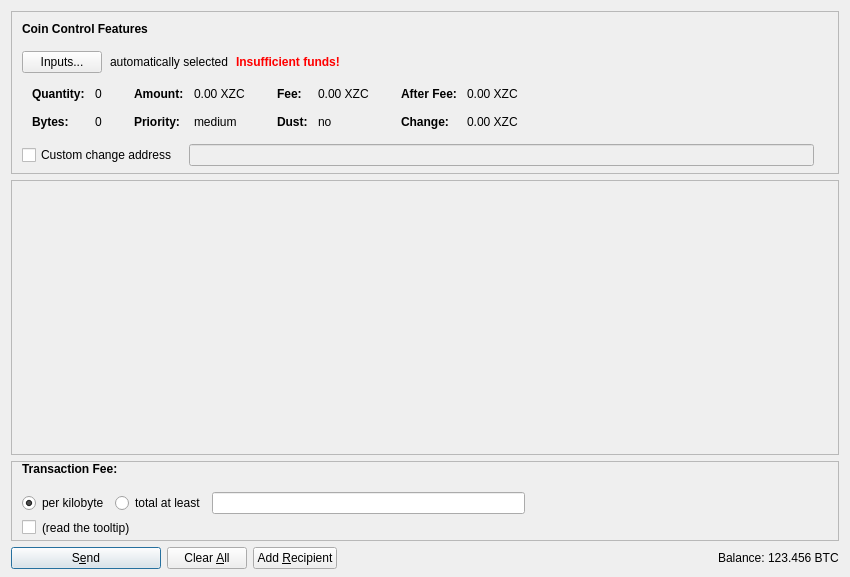
Qt form src/qt/forms/sendcoinsdialog.ui (firoorg/firo) before a commit.
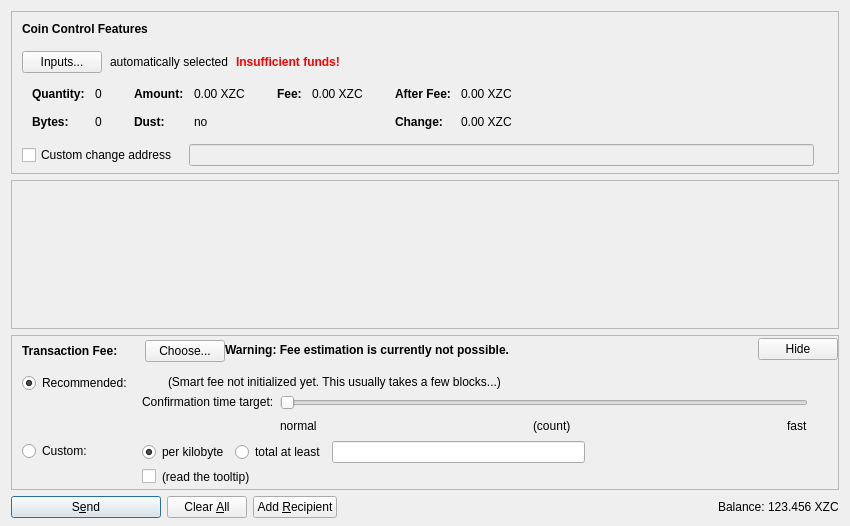
The same form after that commit. Icons and pictures are not drawn. Custom widgets are drawn as their Qt base class.

```diff
--- a/src/qt/forms/sendcoinsdialog.ui
+++ b/src/qt/forms/sendcoinsdialog.ui
@@ -7,7 +7,7 @@
     <x>0</x>
     <y>0</y>
     <width>850</width>
-    <height>577</height>
+    <height>526</height>
    </rect>
   </property>
   <property name="windowTitle">
@@ -332,86 +332,6 @@
                 </widget>
                </item>
                <item row="1" column="0">
-                <widget class="QLabel" name="labelCoinControlPriorityText">
-                 <property name="font">
-                  <font>
-                   <weight>75</weight>
-                   <bold>true</bold>
-                  </font>
-                 </property>
-                 <property name="text">
-                  <string>Priority:</string>
-                 </property>
-                </widget>
-               </item>
-               <item row="1" column="1">
-                <widget class="QLabel" name="labelCoinControlPriority">
-                 <property name="cursor">
-                  <cursorShape>IBeamCursor</cursorShape>
-                 </property>
-                 <property name="contextMenuPolicy">
-                  <enum>Qt::ActionsContextMenu</enum>
-                 </property>
-                 <property name="text">
-                  <string notr="true">medium</string>
-                 </property>
-                 <property name="textInteractionFlags">
-                  <set>Qt::LinksAccessibleByMouse|Qt::TextSelectableByKeyboard|Qt::TextSelectableByMouse</set>
-                 </property>
-                </widget>
-               </item>
-              </layout>
-             </item>
-             <item>
-              <layout class="QFormLayout" name="formLayoutCoinControl3">
-               <property name="horizontalSpacing">
-                <number>10</number>
-               </property>
-               <property name="verticalSpacing">
-                <number>14</number>
-               </property>
-               <property name="leftMargin">
-                <number>6</number>
-               </property>
-               <property name="topMargin">
-                <number>4</number>
-               </property>
-               <property name="rightMargin">
-                <number>6</number>
-               </property>
-               <item row="0" column="0">
-                <widget class="QLabel" name="labelCoinControlFeeText">
-                 <property name="font">
-                  <font>
-                   <weight>75</weight>
-                   <bold>true</bold>
-                  </font>
-                 </property>
-                 <property name="text">
-                  <string>Fee:</string>
-                 </property>
-                 <property name="margin">
-                  <number>0</number>
-                 </property>
-                </widget>
-               </item>
-               <item row="0" column="1">
-                <widget class="QLabel" name="labelCoinControlFee">
-                 <property name="cursor">
-                  <cursorShape>IBeamCursor</cursorShape>
-                 </property>
-                 <property name="contextMenuPolicy">
-                  <enum>Qt::ActionsContextMenu</enum>
-                 </property>
-                 <property name="text">
-                  <string notr="true">0.00 XZC</string>
-                 </property>
-                 <property name="textInteractionFlags">
-                  <set>Qt::LinksAccessibleByMouse|Qt::TextSelectableByKeyboard|Qt::TextSelectableByMouse</set>
-                 </property>
-                </widget>
-               </item>
-               <item row="1" column="0">
                 <widget class="QLabel" name="labelCoinControlLowOutputText">
                  <property name="font">
                   <font>
@@ -442,6 +362,57 @@
                </item>
               </layout>
              </item>
+             <item>
+              <layout class="QFormLayout" name="formLayoutCoinControl3">
+               <property name="horizontalSpacing">
+                <number>10</number>
+               </property>
+               <property name="verticalSpacing">
+                <number>14</number>
+               </property>
+               <property name="leftMargin">
+                <number>6</number>
+               </property>
+               <property name="topMargin">
+                <number>4</number>
+               </property>
+               <property name="rightMargin">
+                <number>6</number>
+               </property>
+               <item row="0" column="0">
+                <widget class="QLabel" name="labelCoinControlFeeText">
+                 <property name="font">
+                  <font>
+                   <weight>75</weight>
+                   <bold>true</bold>
+                  </font>
+                 </property>
+                 <property name="text">
+                  <string>Fee:</string>
+                 </property>
+                 <property name="margin">
+                  <number>0</number>
+                 </property>
+                </widget>
+               </item>
+               <item row="0" column="1">
+                <widget class="QLabel" name="labelCoinControlFee">
+                 <property name="cursor">
+                  <cursorShape>IBeamCursor</cursorShape>
+                 </property>
+                 <property name="contextMenuPolicy">
+                  <enum>Qt::ActionsContextMenu</enum>
+                 </property>
+                 <property name="text">
+                  <string notr="true">0.00 XZC</string>
+                 </property>
+                 <property name="textInteractionFlags">
+                  <set>Qt::LinksAccessibleByMouse|Qt::TextSelectableByKeyboard|Qt::TextSelectableByMouse</set>
+                 </property>
+                </widget>
+               </item>
+              </layout>
+             </item>
              <item>
               <layout class="QFormLayout" name="formLayoutCoinControl4">
                <property name="horizontalSpacing">
@@ -616,8 +587,8 @@
        <rect>
         <x>0</x>
         <y>0</y>
-        <width>824</width>
-        <height>198</height>
+        <width>830</width>
+        <height>104</height>
        </rect>
       </property>
       <layout class="QVBoxLayout" name="verticalLayout_2" stretch="0,1">
@@ -659,9 +630,6 @@
    </item>
    <item>
     <widget class="QFrame" name="frameFee">
-     <property name="enabled">
-      <bool>true</bool>
-     </property>
      <property name="sizePolicy">
       <sizepolicy hsizetype="Expanding" vsizetype="Expanding">
        <horstretch>0</horstretch>
@@ -701,9 +669,6 @@
         <property name="spacing">
          <number>0</number>
         </property>
-        <property name="sizeConstraint">
-         <enum>QLayout::SetMinimumSize</enum>
-        </property>
         <property name="leftMargin">
          <number>10</number>
         </property>
@@ -720,6 +685,22 @@
             <property name="spacing">
              <number>0</number>
             </property>
+            <item>
+             <spacer name="verticalSpacerSmartFee">
+              <property name="orientation">
+               <enum>Qt::Vertical</enum>
+              </property>
+              <property name="sizeType">
+               <enum>QSizePolicy::Fixed</enum>
+              </property>
+              <property name="sizeHint" stdset="0">
+               <size>
+                <width>1</width>
+                <height>4</height>
+               </size>
+              </property>
+             </spacer>
+            </item>
             <item>
              <layout class="QHBoxLayout" name="horizontalLayoutSmartFee">
               <property name="spacing">
@@ -747,6 +728,20 @@
                 </property>
                </widget>
               </item>
+              <item>
+               <widget class="QLabel" name="labelFeeMinimized">
+                <property name="text">
+                 <string/>
+                </property>
+               </widget>
+              </item>
+              <item>
+               <widget class="QPushButton" name="buttonChooseFee">
+                <property name="text">
+                 <string>Choose...</string>
+                </property>
+               </widget>
+              </item>
              </layout>
             </item>
             <item>
@@ -764,11 +759,33 @@
             </item>
            </layout>
           </item>
+          <item>
+           <widget class="QLabel" name="fallbackFeeWarningLabel">
+            <property name="toolTip">
+             <string>Using the fallbackfee can result in sending a transaction that will take several hours or days (or never) to confirm. Consider choosing your fee manually or wait until your have validated the complete chain.</string>
+            </property>
+            <property name="font">
+            <font>
+                <weight>75</weight>
+                <bold>true</bold>
+            </font>
+            </property>
+            <property name="text">
+             <string>Warning: Fee estimation is currently not possible.</string>
+            </property>
+            <property name="wordWrap">
+             <bool>false</bool>
+            </property>
+           </widget>
+          </item>
           <item>
            <spacer name="horizontalSpacer_4">
             <property name="orientation">
              <enum>Qt::Horizontal</enum>
             </property>
+            <property name="sizeType">
+             <enum>QSizePolicy::MinimumExpanding</enum>
+            </property>
             <property name="sizeHint" stdset="0">
              <size>
               <width>40</width>
@@ -777,6 +794,16 @@
             </property>
            </spacer>
           </item>
+          <item>
+           <widget class="QPushButton" name="buttonMinimizeFee">
+            <property name="toolTip">
+             <string>collapse fee-settings</string>
+            </property>
+            <property name="text">
+             <string>Hide</string>
+            </property>
+           </widget>
+          </item>
          </layout>
         </item>
         <item>
@@ -799,9 +826,6 @@
            </property>
            <item>
             <layout class="QGridLayout" name="gridLayoutFee">
-             <property name="sizeConstraint">
-              <enum>QLayout::SetNoConstraint</enum>
-             </property>
              <property name="topMargin">
               <number>10</number>
              </property>
@@ -814,7 +838,7 @@
              <property name="verticalSpacing">
               <number>4</number>
              </property>
-             <item row="0" column="0">
+             <item row="1" column="1">
               <layout class="QVBoxLayout" name="verticalLayoutFee8">
                <property name="spacing">
                 <number>6</number>
@@ -832,6 +856,9 @@
                    <property name="checked">
                     <bool>true</bool>
                    </property>
+                   <attribute name="buttonGroup">
+                    <string notr="true">groupCustomFee</string>
+                   </attribute>
                   </widget>
                  </item>
                  <item>
@@ -842,6 +869,9 @@
                    <property name="text">
                     <string>total at least</string>
                    </property>
+                   <attribute name="buttonGroup">
+                    <string notr="true">groupCustomFee</string>
+                   </attribute>
                   </widget>
                  </item>
                  <item>
@@ -866,9 +896,6 @@
                 <layout class="QHBoxLayout" name="horizontalLayoutFee8">
                  <item>
                   <widget class="QCheckBox" name="checkBoxMinimumFee">
-                   <property name="enabled">
-                    <bool>true</bool>
-                   </property>
                    <property name="toolTip">
                     <string>Paying only the minimum fee is just fine as long as there is less transaction volume than space in the blocks. But be aware that this can end up in a never confirming transaction once there is more demand for Zcoin transactions than the network can process.</string>
                    </property>
@@ -910,6 +937,247 @@
                </item>
               </layout>
              </item>
+             <item row="0" column="0">
+              <layout class="QVBoxLayout" name="verticalLayoutFee4" stretch="0,1">
+               <item>
+                <widget class="QRadioButton" name="radioSmartFee">
+                 <property name="text">
+                  <string>Recommended:</string>
+                 </property>
+                 <property name="checked">
+                  <bool>true</bool>
+                 </property>
+                 <attribute name="buttonGroup">
+                  <string notr="true">groupFee</string>
+                 </attribute>
+                </widget>
+               </item>
+               <item>
+                <spacer name="verticalSpacer_2">
+                 <property name="orientation">
+                  <enum>Qt::Vertical</enum>
+                 </property>
+                 <property name="sizeHint" stdset="0">
+                  <size>
+                   <width>1</width>
+                   <height>1</height>
+                  </size>
+                 </property>
+                </spacer>
+               </item>
+              </layout>
+             </item>
+             <item row="1" column="0">
+              <layout class="QVBoxLayout" name="verticalLayoutFee9" stretch="0,1">
+               <item>
+                <widget class="QRadioButton" name="radioCustomFee">
+                 <property name="text">
+                  <string>Custom:</string>
+                 </property>
+                 <attribute name="buttonGroup">
+                  <string notr="true">groupFee</string>
+                 </attribute>
+                </widget>
+               </item>
+               <item>
+                <spacer name="verticalSpacer_6">
+                 <property name="orientation">
+                  <enum>Qt::Vertical</enum>
+                 </property>
+                 <property name="sizeHint" stdset="0">
+                  <size>
+                   <width>1</width>
+                   <height>1</height>
+                  </size>
+                 </property>
+                </spacer>
+               </item>
+              </layout>
+             </item>
+             <item row="0" column="1">
+              <layout class="QVBoxLayout" name="verticalLayoutFee3" stretch="0,0,1">
+               <property name="spacing">
+                <number>6</number>
+               </property>
+               <property name="topMargin">
+                <number>2</number>
+               </property>
+               <item>
+                <layout class="QHBoxLayout" name="horizontalLayoutFee12">
+                 <item>
+                  <widget class="QLabel" name="labelSmartFee">
+                   <property name="text">
+                    <string/>
+                   </property>
+                   <property name="margin">
+                    <number>2</number>
+                   </property>
+                  </widget>
+                 </item>
+                 <item>
+                  <widget class="QLabel" name="labelFeeEstimation">
+                   <property name="text">
+                    <string/>
+                   </property>
+                  </widget>
+                 </item>
+                 <item>
+                  <widget class="QLabel" name="labelSmartFee2">
+                   <property name="text">
+                    <string>(Smart fee not initialized yet. This usually takes a few blocks...)</string>
+                   </property>
+                   <property name="margin">
+                    <number>2</number>
+                   </property>
+                  </widget>
+                 </item>
+                 <item>
+                  <spacer name="horizontalSpacer_5">
+                   <property name="orientation">
+                    <enum>Qt::Horizontal</enum>
+                   </property>
+                   <property name="sizeHint" stdset="0">
+                    <size>
+                     <width>1</width>
+                     <height>1</height>
+                    </size>
+                   </property>
+                  </spacer>
+                 </item>
+                </layout>
+               </item>
+               <item>
+                <layout class="QHBoxLayout" name="horizontalLayoutFee9">
+                 <item>
+                  <layout class="QVBoxLayout" name="verticalLayoutFee6">
+                   <item>
+                    <widget class="QLabel" name="labelSmartFee3">
+                     <property name="text">
+                      <string>Confirmation time target:</string>
+                     </property>
+                     <property name="margin">
+                      <number>2</number>
+                     </property>
+                    </widget>
+                   </item>
+                   <item>
+                    <spacer name="verticalSpacer_3">
+                     <property name="orientation">
+                      <enum>Qt::Vertical</enum>
+                     </property>
+                     <property name="sizeHint" stdset="0">
+                      <size>
+                       <width>1</width>
+                       <height>1</height>
+                      </size>
+                     </property>
+                    </spacer>
+                   </item>
+                  </layout>
+                 </item>
+                 <item>
+                  <layout class="QVBoxLayout" name="verticalLayoutFee5">
+                   <property name="rightMargin">
+                    <number>30</number>
+                   </property>
+                   <item>
+                    <widget class="QSlider" name="sliderSmartFee">
+                     <property name="minimum">
+                      <number>0</number>
+                     </property>
+                     <property name="maximum">
+                      <number>23</number>
+                     </property>
+                     <property name="pageStep">
+                      <number>1</number>
+                     </property>
+                     <property name="value">
+                      <number>0</number>
+                     </property>
+                     <property name="orientation">
+                      <enum>Qt::Horizontal</enum>
+                     </property>
+                     <property name="invertedAppearance">
+                      <bool>false</bool>
+                     </property>
+                     <property name="invertedControls">
+                      <bool>false</bool>
+                     </property>
+                     <property name="tickPosition">
+                      <enum>QSlider::NoTicks</enum>
+                     </property>
+                    </widget>
+                   </item>
+                   <item>
+                    <layout class="QHBoxLayout" name="horizontalLayoutFee10">
+                     <item>
+                      <widget class="QLabel" name="labelSmartFeeNormal">
+                       <property name="text">
+                        <string>normal</string>
+                       </property>
+                      </widget>
+                     </item>
+                     <item>
+                      <spacer name="horizontalSpacer_7">
+                       <property name="orientation">
+                        <enum>Qt::Horizontal</enum>
+                       </property>
+                       <property name="sizeHint" stdset="0">
+                        <size>
+                         <width>40</width>
+                         <height>20</height>
+                        </size>
+                       </property>
+                      </spacer>
+                     </item>
+                     <item>
+                      <widget class="QLabel" name="confirmationTargetLabel">
+                       <property name="text">
+                        <string notr="true">(count)</string>
+                       </property>
+                      </widget>
+                     </item>
+                     <item>
+                      <spacer name="horizontalSpacer_3">
+                       <property name="orientation">
+                        <enum>Qt::Horizontal</enum>
+                       </property>
+                       <property name="sizeHint" stdset="0">
+                        <size>
+                         <width>40</width>
+                         <height>20</height>
+                        </size>
+                       </property>
+                      </spacer>
+                     </item>
+                     <item>
+                      <widget class="QLabel" name="labelSmartFeeFast">
+                       <property name="text">
+                        <string>fast</string>
+                       </property>
+                      </widget>
+                     </item>
+                    </layout>
+                   </item>
+                  </layout>
+                 </item>
+                </layout>
+               </item>
+               <item>
+                <spacer name="verticalSpacer_4">
+                 <property name="orientation">
+                  <enum>Qt::Vertical</enum>
+                 </property>
+                 <property name="sizeHint" stdset="0">
+                  <size>
+                   <width>1</width>
+                   <height>1</height>
+                  </size>
+                 </property>
+                </spacer>
+               </item>
+              </layout>
+             </item>
             </layout>
            </item>
           </layout>
@@ -1044,7 +1312,7 @@
           <cursorShape>IBeamCursor</cursorShape>
          </property>
          <property name="text">
-          <string notr="true">123.456 BTC</string>
+          <string notr="true">123.456 XZC</string>
          </property>
          <property name="textInteractionFlags">
           <set>Qt::LinksAccessibleByMouse|Qt::TextSelectableByKeyboard|Qt::TextSelectableByMouse</set>
```
Left out of the diff: 4 changed lines with no effect on the pictures.
